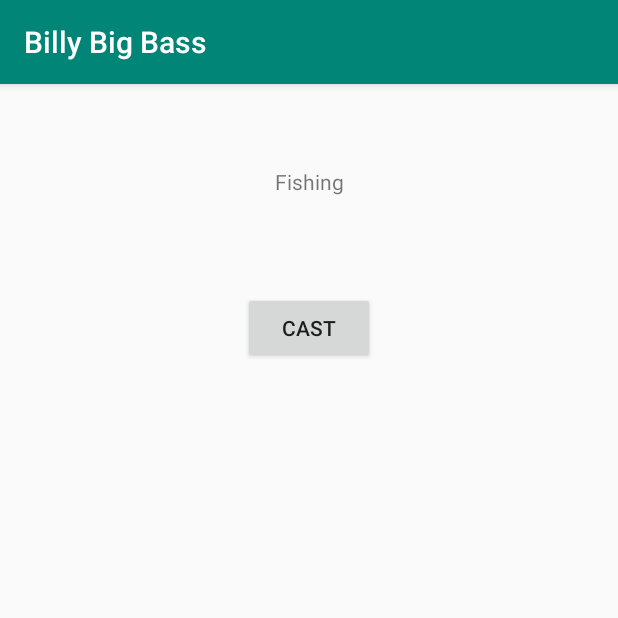
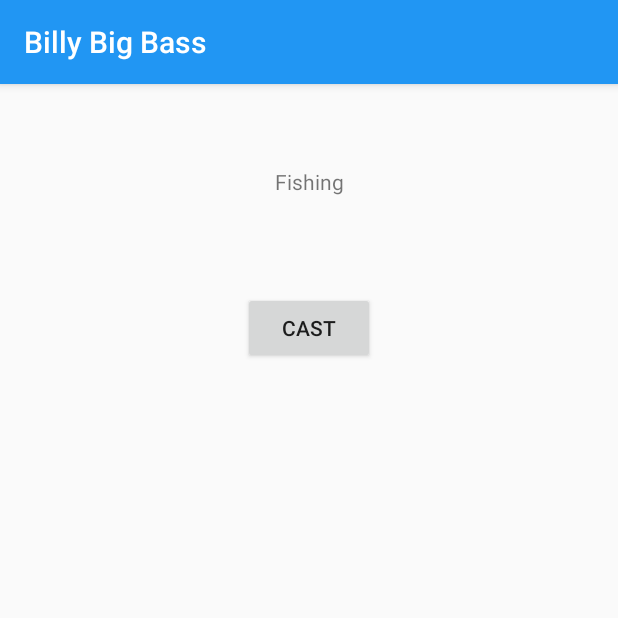
Before and after one commit to mmedberry/Billy-Big-Bass-s-Big-Bass-Bash, an Android app: the screen it shows after launch (FishingActivity), after a tap on "GO FISHING!", on a phone screen of 412 x 824 dp, the top half of it. Run offline under Robolectric (Android 15) with nearby library versions, the phone set to English and light mode, and no system bars; our stand-ins replace Room's generated code.

Commit message:
made the home screen cool

```diff
--- a/BBB/app/src/main/res/values/colors.xml
+++ b/BBB/app/src/main/res/values/colors.xml
@@ -1,6 +1,6 @@
 <?xml version="1.0" encoding="utf-8"?>
 <resources>
-    <color name="colorPrimary">#008577</color>
-    <color name="colorPrimaryDark">#00574B</color>
-    <color name="colorAccent">#D81B60</color>
+    <color name="colorPrimary">#2196F3</color>
+    <color name="colorPrimaryDark">#3F51B5</color>
+    <color name="colorAccent">#F44336</color>
 </resources>
```
Also changed, not shown: BBB/app/src/main/res/layout/activity_main.xml (+12 -5 lines), BBB/app/src/main/res/values/styles.xml (+8 -0 lines), 1 other file.
